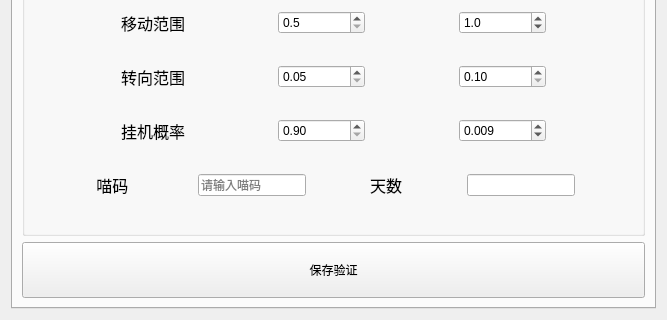
The window that TestUI.ui (KiRinXC/AutoPoke) describes before a commit, drawn with Qt 5; both pictures show x 0 to 667 and y 372 to 692 of the 667 by 692 pixel window.
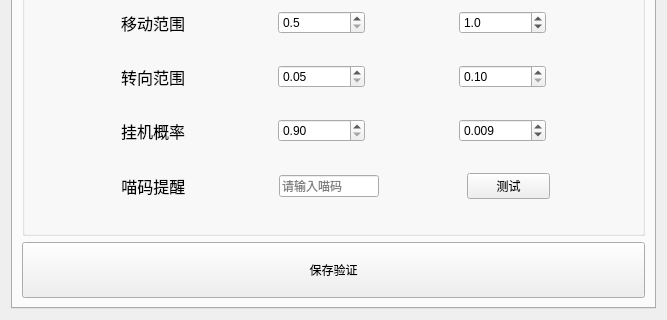
The same window after the commit. The open tabs and pages were chosen to show the change. Icons and pictures are not drawn.

```diff
--- a/TestUI.ui
+++ b/TestUI.ui
@@ -5362,7 +5362,7 @@
            </layout>
           </item>
           <item>
-           <layout class="QHBoxLayout" name="horizontalLayout_7" stretch="1,1,1,1,1,1,1,1,1">
+           <layout class="QHBoxLayout" name="horizontalLayout_7" stretch="1,1,1,1,1,1,1">
             <item>
              <spacer name="horizontalSpacer_23">
               <property name="orientation">
@@ -5390,7 +5390,7 @@
                </font>
               </property>
               <property name="text">
-               <string> 喵码 </string>
+               <string> 喵码提醒 </string>
               </property>
              </widget>
             </item>
@@ -5410,11 +5410,17 @@
             <item>
              <widget class="QLineEdit" name="lineEdit">
               <property name="sizePolicy">
-               <sizepolicy hsizetype="Fixed" vsizetype="Fixed">
+               <sizepolicy hsizetype="Minimum" vsizetype="Fixed">
                 <horstretch>0</horstretch>
                 <verstretch>0</verstretch>
                </sizepolicy>
               </property>
+              <property name="minimumSize">
+               <size>
+                <width>100</width>
+                <height>0</height>
+               </size>
+              </property>
               <property name="placeholderText">
                <string>请输入喵码</string>
               </property>
@@ -5434,46 +5440,15 @@
              </spacer>
             </item>
             <item>
-             <widget class="QLabel" name="label_10">
+             <widget class="QPushButton" name="pushButton_10">
               <property name="sizePolicy">
-               <sizepolicy hsizetype="Fixed" vsizetype="Preferred">
+               <sizepolicy hsizetype="Minimum" vsizetype="Fixed">
                 <horstretch>0</horstretch>
                 <verstretch>0</verstretch>
                </sizepolicy>
               </property>
-              <property name="font">
-               <font>
-                <pointsize>12</pointsize>
-               </font>
-              </property>
               <property name="text">
-               <string>天数</string>
-              </property>
-             </widget>
-            </item>
-            <item>
-             <spacer name="horizontalSpacer_21">
-              <property name="orientation">
-               <enum>Qt::Orientation::Horizontal</enum>
-              </property>
-              <property name="sizeHint" stdset="0">
-               <size>
-                <width>40</width>
-                <height>20</height>
-               </size>
-              </property>
-             </spacer>
-            </item>
-            <item>
-             <widget class="QLineEdit" name="lineEdit_2">
-              <property name="sizePolicy">
-               <sizepolicy hsizetype="Fixed" vsizetype="Fixed">
-                <horstretch>0</horstretch>
-                <verstretch>0</verstretch>
-               </sizepolicy>
-              </property>
-              <property name="text">
-               <string/>
+               <string>测试</string>
               </property>
              </widget>
             </item>
```
Left out of the diff: 25 changed lines with no effect on the pictures.
